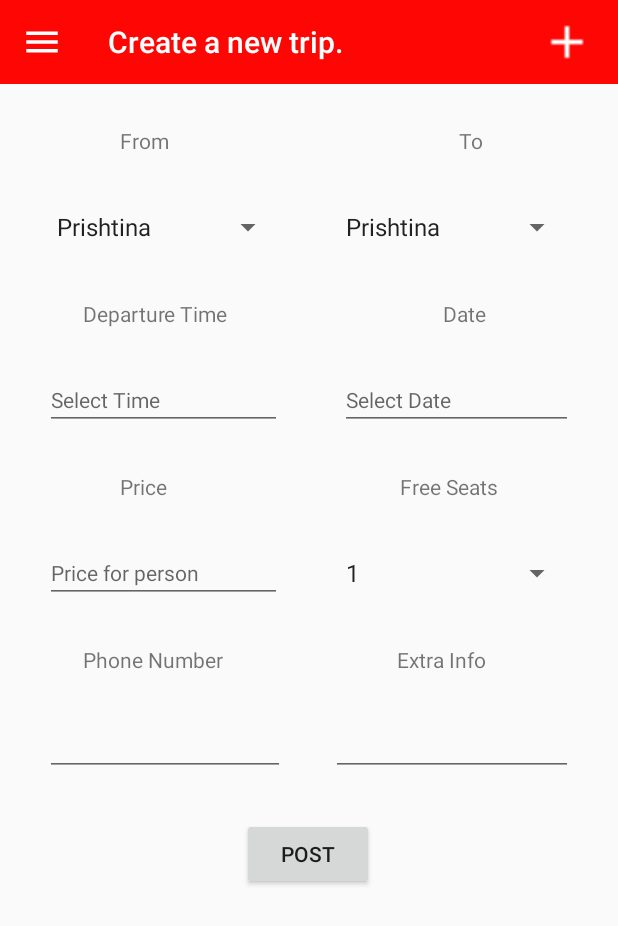
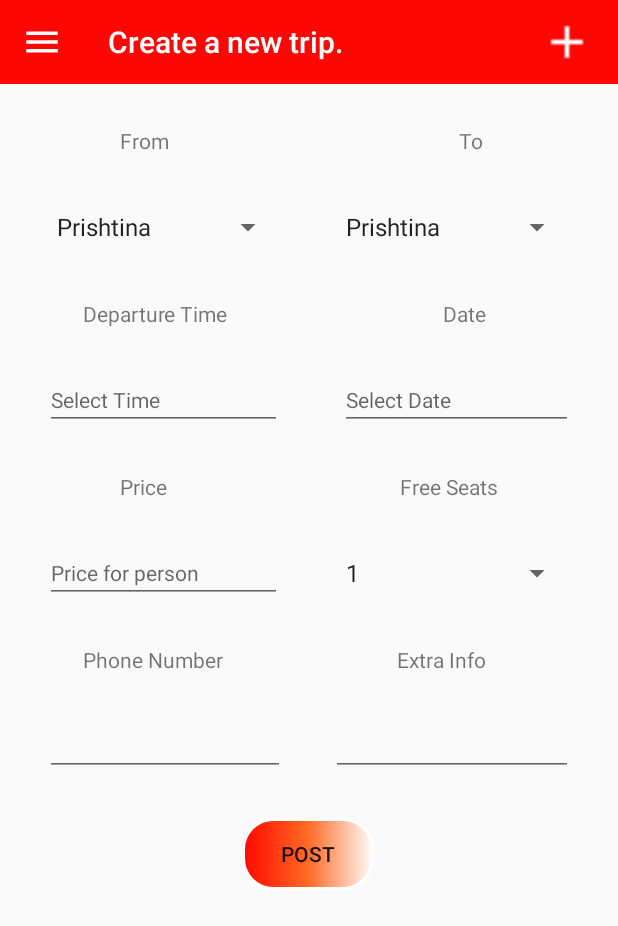
Before and after one commit to EgzonaGrashtica/PPMGr.1, an Android app: the screen it shows after launch once a user with an empty profile is signed in (MainActivity), after a tap on "Button for adding a post", on a phone screen of 412 x 824 dp. Shown: the top 926 px of the screen. Run offline under Robolectric (Android 15) with nearby library versions, the light colour scheme and no system bars; our stand-ins replace Firebase (no records; nobody signed in at launch, a user with empty details on screens opened directly).

Commit message:
Mundesimi per te bere postim te ri
Eshte bere lidhja me Firebase database per te ruajtu postimet e reja te bera nga useri, si dhe eshte bere klasa e modelit te postimit "PostModel.jave"

```diff
--- a/hitchhikerK/app/src/main/java/com/fiek/hitchhikerkosova/MainActivity.java
+++ b/hitchhikerK/app/src/main/java/com/fiek/hitchhikerkosova/MainActivity.java
@@ -8,12 +8,16 @@ import androidx.drawerlayout.widget.DrawerLayout;
 import androidx.fragment.app.Fragment;
 import androidx.fragment.app.FragmentManager;
 
+import android.content.Intent;
 import android.os.Bundle;
 import android.view.MenuItem;
 import android.view.View;
 
 
+import com.fiek.hitchhikerkosova.ui.AddPostFragment;
 import com.google.android.material.navigation.NavigationView;
+import com.google.firebase.auth.FirebaseAuth;
+import com.google.firebase.auth.FirebaseUser;
 
 public class MainActivity extends AppCompatActivity {
 
@@ -23,6 +27,7 @@ public class MainActivity extends AppCompatActivity {
     Fragment fragment = null;
     Class fragmentClass;
     FragmentManager fragmentManager;
+    private FirebaseAuth mAuth;
 
     // Make sure to be using androidx.appcompat.app.ActionBarDrawerToggle version.
     private ActionBarDrawerToggle drawerToggle;
@@ -31,6 +36,7 @@ public class MainActivity extends AppCompatActivity {
     protected void onCreate(Bundle savedInstanceState) {
         super.onCreate(savedInstanceState);
         setContentView(R.layout.activity_main);
+        mAuth = FirebaseAuth.getInstance();
 
         //E nderrojm ActionBar me ToolBar
         toolbar = (Toolbar) findViewById(R.id.toolbar);
@@ -65,6 +71,17 @@ public class MainActivity extends AppCompatActivity {
 
         if (getSupportActionBar() != null)
             getSupportActionBar().setTitle("Toolbar title");
+    }
+    @Override
+    public void onStart() {
+        super.onStart();
+        // Check if user is signed in (non-null) and update UI accordingly.
+        FirebaseUser currentUser = mAuth.getCurrentUser();
+        if(currentUser ==null){
+            startActivity(new Intent(MainActivity.this, LogInActivity.class));
+            finish();
+
+        }
     }
 
     private void setupDrawerContent(NavigationView navigationView) {
--- a/hitchhikerK/app/src/main/java/com/fiek/hitchhikerkosova/AddPostFragment.java
+++ b/hitchhikerK/app/src/main/java/com/fiek/hitchhikerkosova/ui/AddPostFragment.java
@@ -1,4 +1,4 @@
-package com.fiek.hitchhikerkosova;
+package com.fiek.hitchhikerkosova.ui;
 
 import android.app.DatePickerDialog;
 import android.app.TimePickerDialog;
@@ -13,9 +13,20 @@ import android.text.InputType;
 import android.view.LayoutInflater;
 import android.view.View;
 import android.view.ViewGroup;
+import android.widget.Button;
 import android.widget.DatePicker;
 import android.widget.EditText;
+import android.widget.Spinner;
+import android.widget.TextView;
 import android.widget.TimePicker;
+import android.widget.Toast;
+
+import com.fiek.hitchhikerkosova.PostModel;
+import com.fiek.hitchhikerkosova.R;
+import com.google.android.gms.tasks.OnFailureListener;
+import com.google.android.gms.tasks.OnSuccessListener;
+import com.google.firebase.database.DatabaseReference;
+import com.google.firebase.database.FirebaseDatabase;
 
 import java.util.Calendar;
 
@@ -33,6 +44,11 @@ public class AddPostFragment extends Fragment {
     TimePickerDialog picker;
     EditText etSelectTime;
     EditText etSelectDate;
+    Button btnAddPostFunc;
+    Spinner spFrom,spTo,spFreeSeats;
+    EditText etPrice, etPhoneNumber,etExtraInfo;
+    DatabaseReference mDatabase;
+
 
     // TODO: Rename and change types of parameters
     private String mParam1;
@@ -68,6 +84,7 @@ public class AddPostFragment extends Fragment {
             mParam2 = getArguments().getString(ARG_PARAM2);
         }
 
+
     }
 
     @Override
@@ -82,10 +99,35 @@ public class AddPostFragment extends Fragment {
         super.onViewCreated(view, savedInstanceState);
         Toolbar toolbar = (Toolbar) getActivity().findViewById(R.id.toolbar);
         toolbar.setTitle(getResources().getString(R.string.tvAddPostTitle));
+
+        spFrom=getActivity().findViewById(R.id.spFrom);
+        spTo=getActivity().findViewById(R.id.spTo);
         etSelectTime=getActivity().findViewById(R.id.etSelectTime);
         etSelectDate=getActivity().findViewById(R.id.etSelectDate);
+        etPrice=getActivity().findViewById(R.id.etPrice);
+        spFreeSeats=getActivity().findViewById(R.id.spFreeSeats);
+        etPhoneNumber=getActivity().findViewById(R.id.etPhoneNumber);
+        etExtraInfo=getActivity().findViewById(R.id.etExtraInfo);
+        btnAddPostFunc=getActivity().findViewById(R.id.btnAddPost);
+
         etSelectTime.setInputType(InputType.TYPE_NULL);
         etSelectDate.setInputType(InputType.TYPE_NULL);
+
+        mDatabase= FirebaseDatabase.getInstance().getReference();
+        btnAddPostFunc.setOnClickListener(new View.OnClickListener() {
+            @Override
+            public void onClick(View v) {
+                addNewPostToDatabase(spFrom.getSelectedItem().toString(),
+                        spTo.getSelectedItem().toString(),
+                        etSelectTime.getText().toString(),
+                        etSelectDate.getText().toString(),
+                        Double.parseDouble(etPrice.getText().toString()),
+                        Integer.valueOf(spFreeSeats.getSelectedItem().toString()),
+                        etPhoneNumber.getText().toString(),
+                        etExtraInfo.getText().toString());
+            }
+        });
+
 
         //Listener per selectimin e ores permes klases TimePickerDialog
         etSelectTime.setOnClickListener(new View.OnClickListener() {
@@ -145,6 +187,23 @@ public class AddPostFragment extends Fragment {
         });
 
     }
+    private void addNewPostToDatabase(String from,String to,String departureTime,String date,double price,
+                                      int freeSeats,String phoneNumber,String extraInfo){
+        PostModel postModel=new PostModel(from,to,departureTime,date,price,freeSeats,phoneNumber,extraInfo);
+        mDatabase.child("Posts").push().setValue(postModel).addOnSuccessListener(new OnSuccessListener<Void>() {
+            @Override
+            public void onSuccess(Void aVoid) {
+                Toast.makeText(getContext(),"U postu",Toast.LENGTH_SHORT).show();
+            }
+        }).addOnFailureListener(new OnFailureListener() {
+            @Override
+            public void onFailure(@NonNull Exception e) {
+                Toast.makeText(getContext(),e.getMessage(),Toast.LENGTH_SHORT).show();
+            }
+        });
+
+    }
+
 
 
 }
--- a/hitchhikerK/app/src/main/res/drawable/et_style.xml
+++ b/hitchhikerK/app/src/main/res/drawable/et_style.xml
@@ -2,6 +2,7 @@
 <shape xmlns:android="http://schemas.android.com/apk/res/android" android:shape="rectangle">
    <stroke
       android:width="2dp"
-      android:color="@color/colorAccent" />
+      android:color="#BABABA"/>
+
    <corners android:radius="20dp"/>
 </shape>
--- /dev/null
+++ b/hitchhikerK/app/src/main/res/drawable/et_style1.xml
@@ -0,0 +1,8 @@
+<?xml version="1.0" encoding="utf-8"?>
+<shape xmlns:android="http://schemas.android.com/apk/res/android" android:shape="rectangle">
+    <stroke
+        android:width="2dp"
+        android:color="@color/colorPrimary"/>
+    <gradient android:startColor="#FF0800" android:centerColor="#FF6B24" android:endColor="#FFFCFB"></gradient>
+    <corners android:radius="20dp"/>
+</shape>
--- a/hitchhikerK/app/src/main/res/layout/fragment_add_post.xml
+++ b/hitchhikerK/app/src/main/res/layout/fragment_add_post.xml
@@ -4,14 +4,14 @@
     xmlns:tools="http://schemas.android.com/tools"
     android:layout_width="match_parent"
     android:layout_height="match_parent"
-    tools:context=".AddPostFragment">
+    tools:context=".ui.AddPostFragment">
 
     <androidx.constraintlayout.widget.ConstraintLayout
         android:layout_width="match_parent"
         android:layout_height="match_parent">
 
         <EditText
-            android:id="@+id/edExtraInfo"
+            android:id="@+id/etExtraInfo"
             android:layout_width="161dp"
             android:layout_height="40dp"
             android:layout_marginTop="28dp"
@@ -35,17 +35,19 @@
 
         <Button
             android:id="@+id/btnAddPost"
+            style="@style/Widget.AppCompat.Button.Borderless"
             android:layout_width="wrap_content"
             android:layout_height="wrap_content"
             android:layout_marginStart="161dp"
             android:layout_marginTop="28dp"
             android:layout_marginEnd="162dp"
+            android:background="@drawable/et_style1"
             android:onClick="@string/btnAddPostFunc"
             android:text="@string/btnAddPostTxt"
             app:layout_constraintEnd_toEndOf="parent"
             app:layout_constraintHorizontal_bias="0.0"
             app:layout_constraintStart_toStartOf="parent"
-            app:layout_constraintTop_toBottomOf="@+id/edPhoneNumber" />
+            app:layout_constraintTop_toBottomOf="@+id/etPhoneNumber" />
 
         <TextView
             android:id="@+id/tvFrom"
@@ -152,10 +154,10 @@
             android:layout_marginTop="28dp"
             android:text="@string/tvPhoneNumber"
             app:layout_constraintStart_toStartOf="parent"
-            app:layout_constraintTop_toBottomOf="@+id/edPrice" />
+            app:layout_constraintTop_toBottomOf="@+id/etPrice" />
 
         <EditText
-            android:id="@+id/edPrice"
+            android:id="@+id/etPrice"
             android:layout_width="158dp"
             android:layout_height="40dp"
             android:layout_marginStart="30dp"
@@ -190,7 +192,7 @@
             app:layout_constraintTop_toBottomOf="@+id/spTo" />
 
         <EditText
-            android:id="@+id/edPhoneNumber"
+            android:id="@+id/etPhoneNumber"
             android:layout_width="160dp"
             android:layout_height="40dp"
             android:layout_marginStart="30dp"
```
Also changed, not shown: hitchhikerK/app/build.gradle (+5 -3 lines), hitchhikerK/app/src/main/java/com/fiek/hitchhikerkosova/PostModel.java (added, +99 -0 lines), hitchhikerK/app/src/main/res/layout/activity_sign_up.xml (+38 -26 lines), hitchhikerK/app/src/main/res/drawable-v24/add_user.png (added), hitchhikerK/app/src/main/res/drawable-v24/sign_up.png (added).
